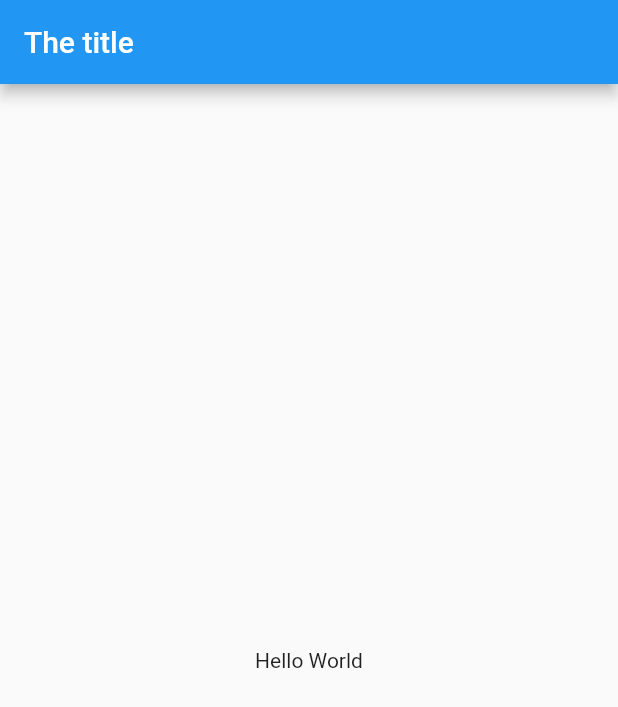
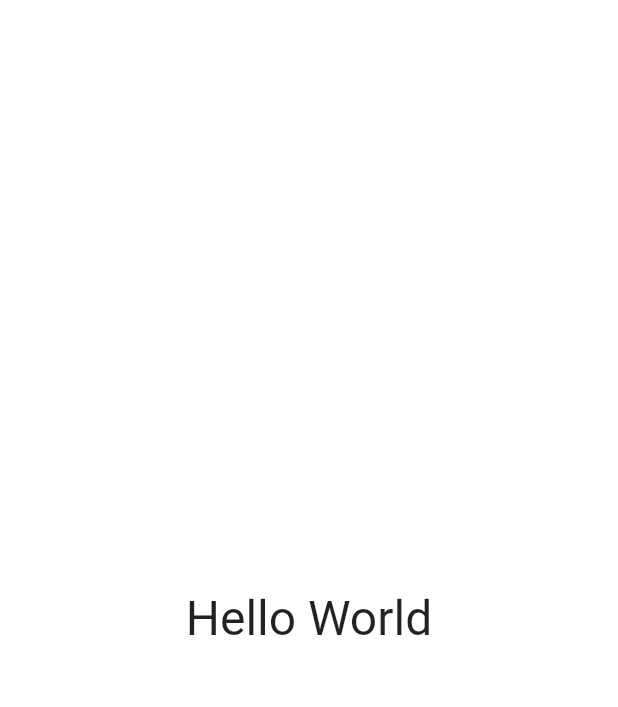
Before and after one commit to acantuta/flutter_examples, a Flutter app: the screen it shows after launch, on a phone screen of 412 x 824 dp. Shown: the top 707 px of the screen. Run offline on Flutter 3.47's test engine with Material 2 defaults, Android fonts, the phone set to English and light mode, and no system bars.

Commit message:
Hello World App Material

```diff
--- a/lib/main.dart
+++ b/lib/main.dart
@@ -12,14 +12,18 @@ class MyApp extends StatefulWidget {
 class _MyAppState extends State<MyApp> {
   @override
   Widget build(BuildContext context) {
-    return MaterialApp(
-      title: "Flutter layout demo",
-      home: Scaffold(
-        appBar: AppBar(
-          title: Text("The title"),
+    return Container(
+      decoration: BoxDecoration(color: Colors.white),
+      child: Center(
+        child: Text(
+          "Hello World",
+          textDirection: TextDirection.ltr,
+          style: TextStyle(
+            fontSize: 32,
+            color: Colors.black87
+          ),
         ),
-        body: Center(child: Text("Hello World"),),
-      )
+      ),
     );
   }
 }
```
